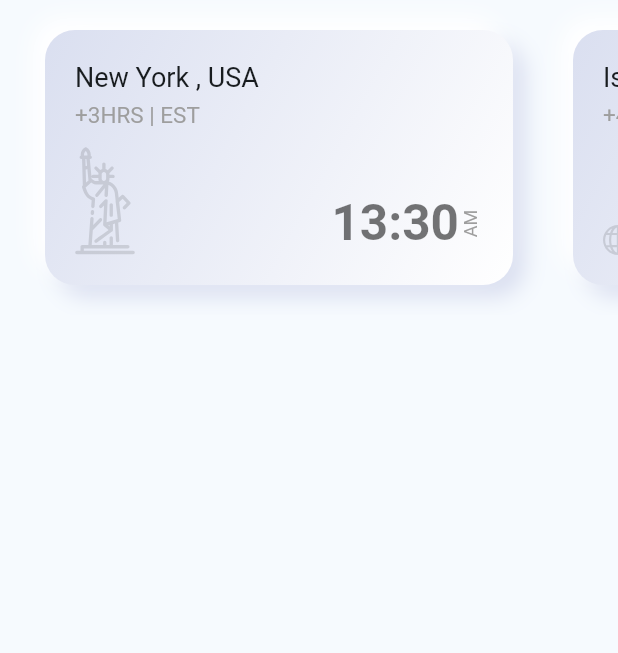
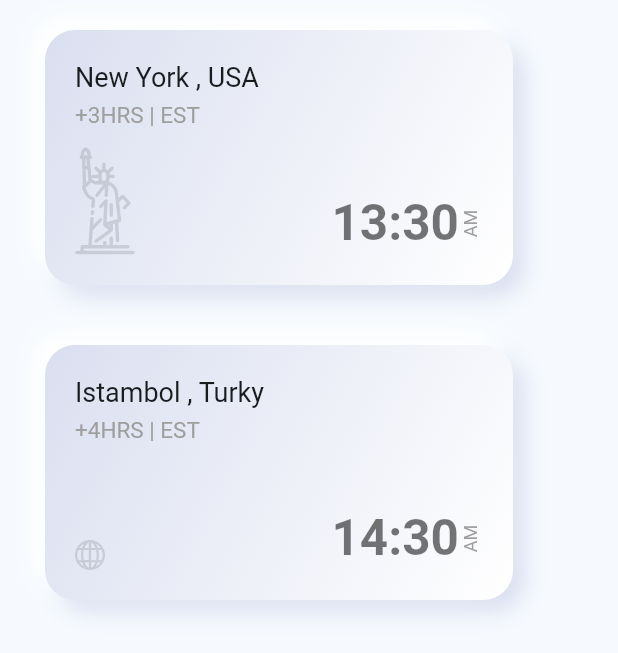
Before and after one commit to EricssonXD/Snooze-Slayer, a Flutter app: the WorldList widget shown alone on an empty page, opened directly, on a phone screen of 412 x 824 dp. Shown: the top 653 px of the screen. Run offline on Flutter 3.47's test engine with Material 3 defaults, Android fonts, the phone set to English and light mode, and no system bars; our stand-ins replace analog_clock, flutter_bloc, flutter_svg, freezed_annotation, google_nav_bar, isar and 2 more; missing offline and left inert: flutter_fgbg; accounts and stored records are empty; statements that could not run were skipped.

Commit message:
Github release

```diff
--- a/lib/view/clock_view/components/world_list.dart
+++ b/lib/view/clock_view/components/world_list.dart
@@ -11,8 +11,7 @@ class WorldList extends StatelessWidget {
   @override
   Widget build(BuildContext context) {
     return const SingleChildScrollView(
-      scrollDirection: Axis.horizontal,
-      child: Row(
+      child: Column(
         children: [
           WorldCard(
               plusTime: 3,
```
Also changed, not shown: 2 other files.
